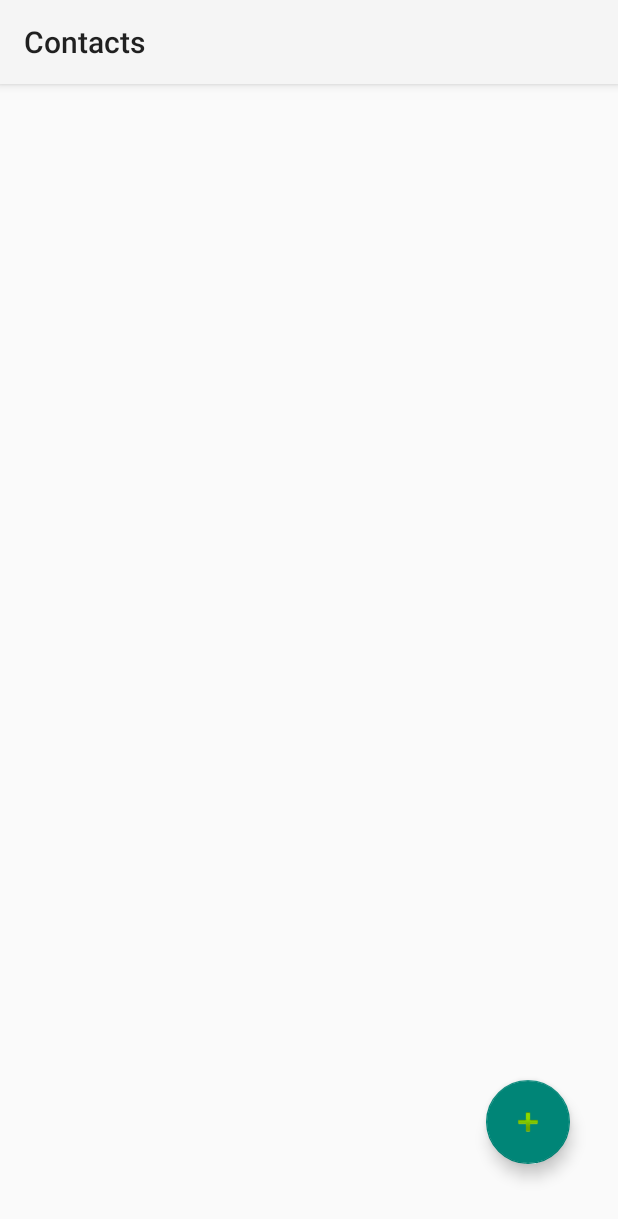
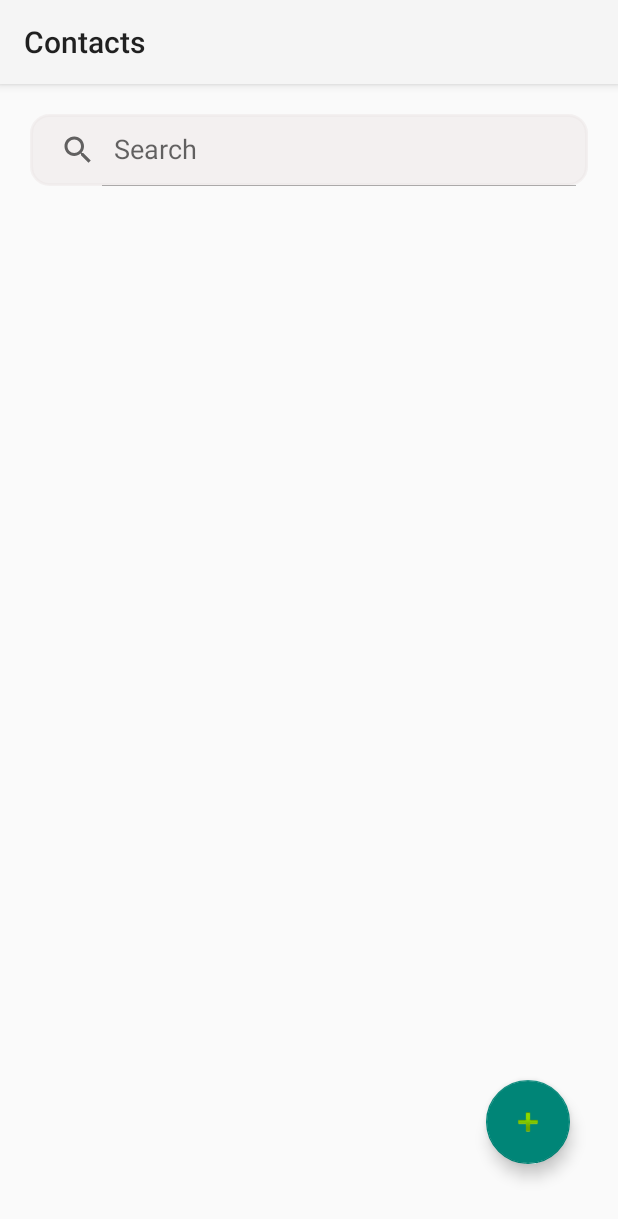
Before and after one commit to Shams66789/Contact-App, an Android app: the screen it shows after launch (MainActivity), on a phone screen of 412 x 824 dp. Shown: the top 1219 px of the screen. Run offline under Robolectric (Android 15) with nearby library versions, the phone set to English and light mode, and no system bars; our stand-ins replace Room's generated code.

Commit message:
search function integrated and bugs fixed

```diff
--- a/app/src/main/java/io/github/shams66789/contacts/CreateContact.kt
+++ b/app/src/main/java/io/github/shams66789/contacts/CreateContact.kt
@@ -121,11 +121,11 @@ class CreateContact : AppCompatActivity() {
 
         binding.imageView.setOnClickListener {
             ImagePicker.with(this)
+                .compress(1024)
+                .maxResultSize(1080, 1080)
                 .createIntent { intent ->
                     startForProfileImageResult.launch(intent)
                 }
         }
-
-
     }
 }
--- a/app/src/main/java/io/github/shams66789/contacts/Utils.kt
+++ b/app/src/main/java/io/github/shams66789/contacts/Utils.kt
@@ -1,3 +1,5 @@
 package io.github.shams66789.contacts
 
 const val dbName = "contact_database.sql"
+const val DB_VERSION = 3
+const val CALL_PERMISSION_REQUEST_CODE = 1
--- a/app/src/main/java/io/github/shams66789/contacts/roomdb/Database.kt
+++ b/app/src/main/java/io/github/shams66789/contacts/roomdb/Database.kt
@@ -2,10 +2,11 @@ package io.github.shams66789.contacts.roomdb
 
 import androidx.room.Database
 import androidx.room.RoomDatabase
+import io.github.shams66789.contacts.DB_VERSION
 import io.github.shams66789.contacts.roomdb.dao.ContactDao
 import io.github.shams66789.contacts.roomdb.entity.Contact
 
-@Database(entities = [Contact::class], version = 3, exportSchema = false)
+@Database(entities = [Contact::class], version = DB_VERSION, exportSchema = false)
 abstract class Database : RoomDatabase() {
     abstract fun ContactDao(): ContactDao
 
--- /dev/null
+++ b/app/src/main/res/drawable/search_view_bg.xml
@@ -0,0 +1,7 @@
+<?xml version="1.0" encoding="utf-8"?>
+<shape xmlns:android="http://schemas.android.com/apk/res/android">
+    <corners android:radius="12dp"/>
+    <stroke android:color="@color/black"
+        android:width="2dp"/>
+
+</shape>
--- a/app/src/main/res/layout/activity_main.xml
+++ b/app/src/main/res/layout/activity_main.xml
@@ -9,12 +9,12 @@
 
     <androidx.recyclerview.widget.RecyclerView
         android:id="@+id/rv"
-        android:layout_width="match_parent"
-        android:layout_height="match_parent"
+        android:layout_width="0dp"
+        android:layout_height="0dp"
         app:layout_constraintBottom_toBottomOf="parent"
         app:layout_constraintEnd_toEndOf="parent"
         app:layout_constraintStart_toStartOf="parent"
-        app:layout_constraintTop_toTopOf="parent" />
+        app:layout_constraintTop_toBottomOf="@+id/searchBar" />
 
     <com.google.android.material.floatingactionbutton.FloatingActionButton
         android:id="@+id/floatingActionButton"
@@ -22,10 +22,34 @@
         android:layout_height="wrap_content"
         android:layout_marginEnd="32dp"
         android:layout_marginBottom="48dp"
+        app:rippleColor="#C151A7CD"
         android:clickable="true"
         app:layout_constraintBottom_toBottomOf="parent"
         app:layout_constraintEnd_toEndOf="parent"
         app:srcCompat="@android:drawable/ic_input_add" />
 
+<!--    <com.google.android.material.search.SearchBar-->
+<!--        android:id="@+id/searchBar"-->
+<!--        android:layout_width="match_parent"-->
+<!--        android:layout_margin="10dp"-->
+<!--        android:hint="Search"-->
+<!--        android:layout_height="wrap_content"-->
+<!--        app:layout_constraintEnd_toEndOf="parent"-->
+<!--        app:layout_constraintStart_toStartOf="parent"-->
+<!--        app:layout_constraintTop_toTopOf="parent" />-->
+
+    <androidx.appcompat.widget.SearchView
+        android:id="@+id/searchBar"
+        android:layout_width="match_parent"
+        android:layout_height="wrap_content"
+        android:layout_margin="20dp"
+        android:background="@drawable/search_view_bg"
+        app:defaultQueryHint="Search"
+        android:backgroundTint="#7EEAE4E4"
+        app:iconifiedByDefault="false"
+        app:layout_constraintEnd_toEndOf="parent"
+        app:layout_constraintStart_toStartOf="parent"
+        app:layout_constraintTop_toTopOf="parent" />
+
 
 </androidx.constraintlayout.widget.ConstraintLayout>
```
Also changed, not shown: app/src/main/java/io/github/shams66789/contacts/MainActivity.kt (+41 -4 lines), app/src/main/res/layout/activity_create_contact.xml (+9 -8 lines).
